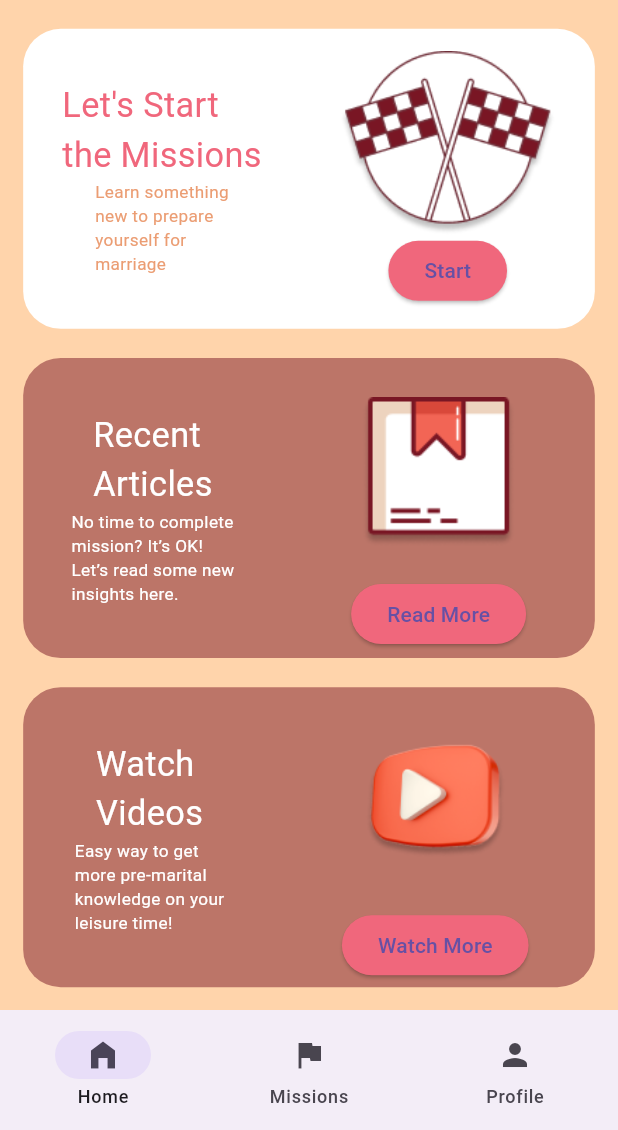
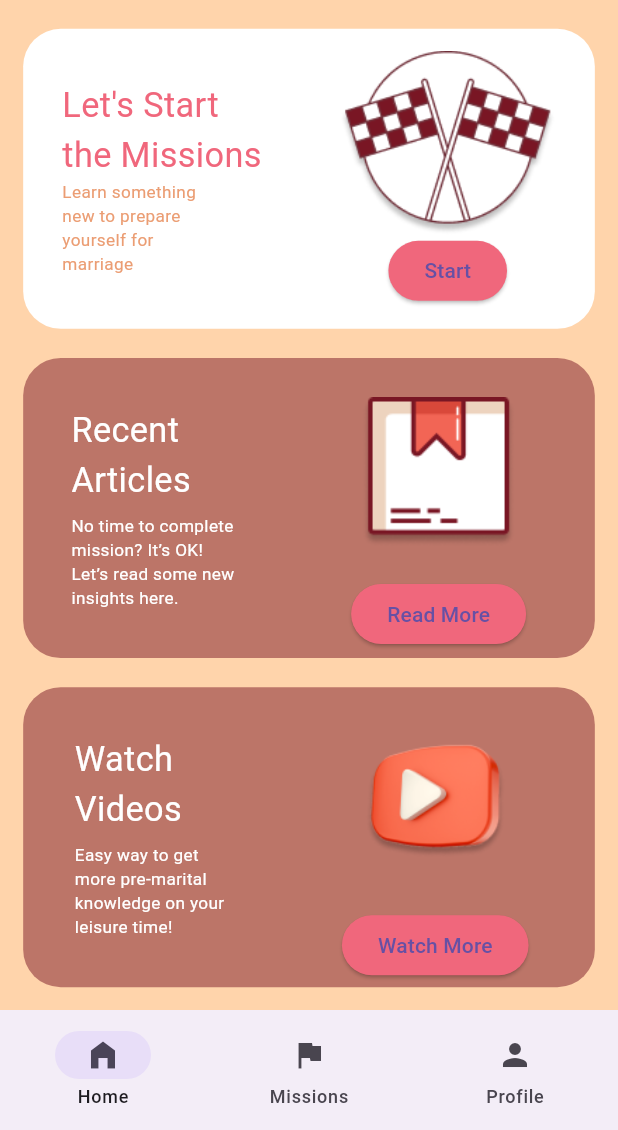
Before and after one commit to nisahabiba/mawadda_app, a Flutter app: the NavigationMain screen opened directly, scrolled down 418 dp, on a phone screen of 412 x 824 dp, the part 106-1236 px from its top. Run offline on Flutter 3.47's test engine with Material 2 defaults, Android fonts, the phone set to English and light mode, and no system bars; our stand-ins replace auto_route, equatable, flutter_bloc, flutter_screenutil, flutter_svg, get_it and 3 more; accounts and stored records are empty.

Commit message:
edit home_page

```diff
--- a/lib/auth/pages/login_page.dart
+++ b/lib/auth/pages/login_page.dart
@@ -4,7 +4,7 @@ import 'package:flutter_screenutil/flutter_screenutil.dart';
 import 'package:flutter_svg/svg.dart';
 import 'package:google_fonts/google_fonts.dart';
 import 'package:mawadda_app/auth/components/auth_form_component.dart';
-import 'package:mawadda_app/auth/pages/main_page.dart';
+import 'package:mawadda_app/home/pages/home_page.dart';
 import 'package:mawadda_app/auth/pages/register_page.dart';
 import 'package:mawadda_app/auth/pages/succeed_signup.dart';
 
--- a/lib/auth/pages/register_page.dart
+++ b/lib/auth/pages/register_page.dart
@@ -109,7 +109,7 @@ class RegisterPage extends StatelessWidget {
                               style: ElevatedButton.styleFrom(
                                   backgroundColor: const Color(0xff70303A)),
                               onPressed: () {
-                                Navigator.push(
+                                Navigator.pushReplacement(
                                     context,
                                     MaterialPageRoute(
                                         builder: (context) => SucceedPage()));
--- a/lib/auth/pages/main_page.dart
+++ b/lib/home/pages/home_page.dart
@@ -40,6 +40,7 @@ import 'package:mawadda_app/auth/pages/succeed_signup.dart';
 // }
 //---------------------------
 
+@RoutePage()
 class MyMainPage extends StatelessWidget {
   const MyMainPage({super.key});
 
@@ -64,7 +65,7 @@ class _NavigationMainState extends State<NavigationMain> {
     return Scaffold(
       appBar: AppBar(
         title: const Text('Mawadda'),
-        backgroundColor: Color(0xFFA04452),
+        backgroundColor: const Color(0xFFA04452),
         actions: <Widget>[
           IconButton(onPressed: () {}, icon: Icon(Icons.logout))
         ],
@@ -160,6 +161,7 @@ class _NavigationMainState extends State<NavigationMain> {
                               children: <Widget>[
                                 Column(
                                   mainAxisAlignment: MainAxisAlignment.center,
+                                  crossAxisAlignment: CrossAxisAlignment.start,
                                   children: [
                                     Text(
                                       "Let's Start\nthe Missions",
@@ -220,11 +222,15 @@ class _NavigationMainState extends State<NavigationMain> {
                               children: <Widget>[
                                 Column(
                                   mainAxisAlignment: MainAxisAlignment.center,
+                                  crossAxisAlignment: CrossAxisAlignment.start,
                                   children: [
                                     Text(
                                       "Recent\nArticles",
                                       style: GoogleFonts.averiaGruesaLibre(
                                           color: Colors.white, fontSize: 20.sp),
+                                    ),
+                                    SizedBox(
+                                      height: 5.h,
                                     ),
                                     Text(
                                       'No time to complete\nmission? It’s OK!\nLet’s read some new\ninsights here.',
@@ -279,11 +285,15 @@ class _NavigationMainState extends State<NavigationMain> {
                               children: <Widget>[
                                 Column(
                                   mainAxisAlignment: MainAxisAlignment.center,
+                                  crossAxisAlignment: CrossAxisAlignment.start,
                                   children: [
                                     Text(
                                       "Watch\nVideos",
                                       style: GoogleFonts.averiaGruesaLibre(
                                           color: Colors.white, fontSize: 20.sp),
+                                    ),
+                                    SizedBox(
+                                      height: 5.h,
                                     ),
                                     Text(
                                       'Easy way to get\nmore pre-marital\nknowledge on your\nleisure time!',
```
